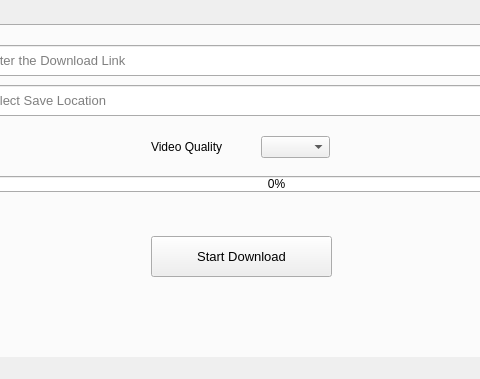
gautamsood15/download_manager, file main.ui: the form before one commit; both pictures show x 111 to 591 and y 0 to 379 of the 750 by 379 pixel window.
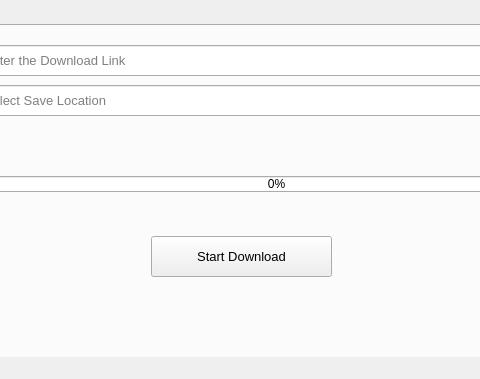
The form after the commit. The open tabs and pages were chosen to show the change. Icons and pictures are not drawn.

Patch:
```diff
--- a/main.ui
+++ b/main.ui
@@ -123,35 +123,6 @@
        </size>
       </property>
      </widget>
-     <widget class="QLabel" name="label">
-      <property name="geometry">
-       <rect>
-        <x>260</x>
-        <y>110</y>
-        <width>101</width>
-        <height>21</height>
-       </rect>
-      </property>
-      <property name="font">
-       <font>
-        <family>Arial</family>
-        <pointsize>9</pointsize>
-       </font>
-      </property>
-      <property name="text">
-       <string>Video Quality</string>
-      </property>
-     </widget>
-     <widget class="QComboBox" name="comboBox">
-      <property name="geometry">
-       <rect>
-        <x>370</x>
-        <y>110</y>
-        <width>69</width>
-        <height>22</height>
-       </rect>
-      </property>
-     </widget>
     </widget>
     <widget class="QWidget" name="tab_2">
      <attribute name="title">
@@ -308,7 +279,7 @@
          <string>Video Quality</string>
         </property>
        </widget>
-       <widget class="QComboBox" name="comboBox_2">
+       <widget class="QComboBox" name="comboBox">
         <property name="geometry">
          <rect>
           <x>230</x>
```
